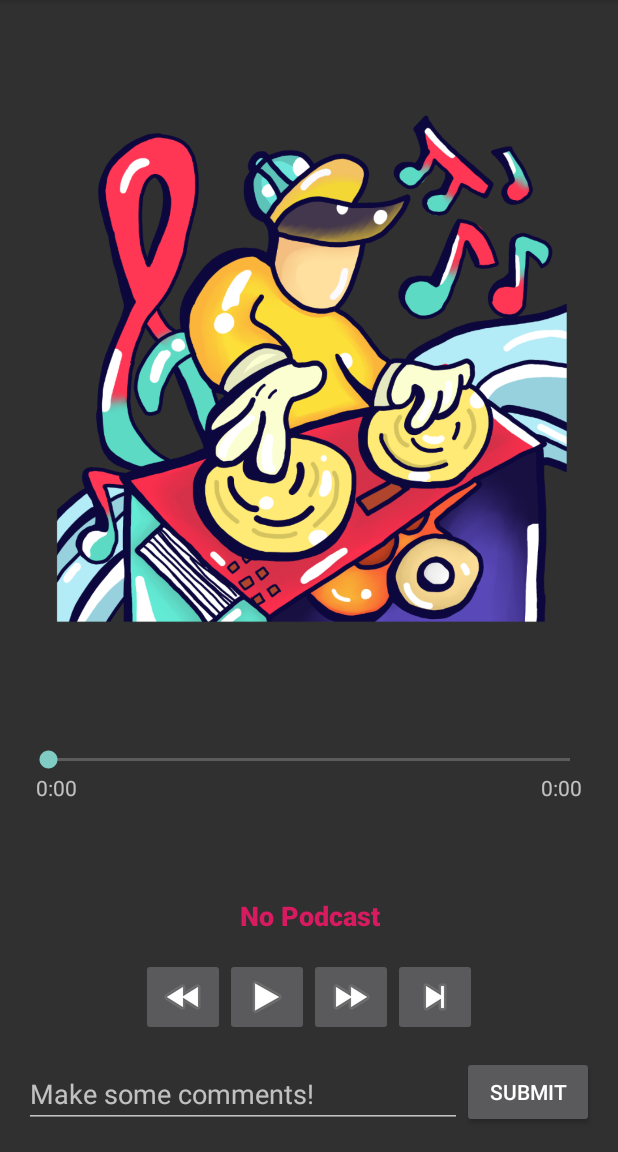
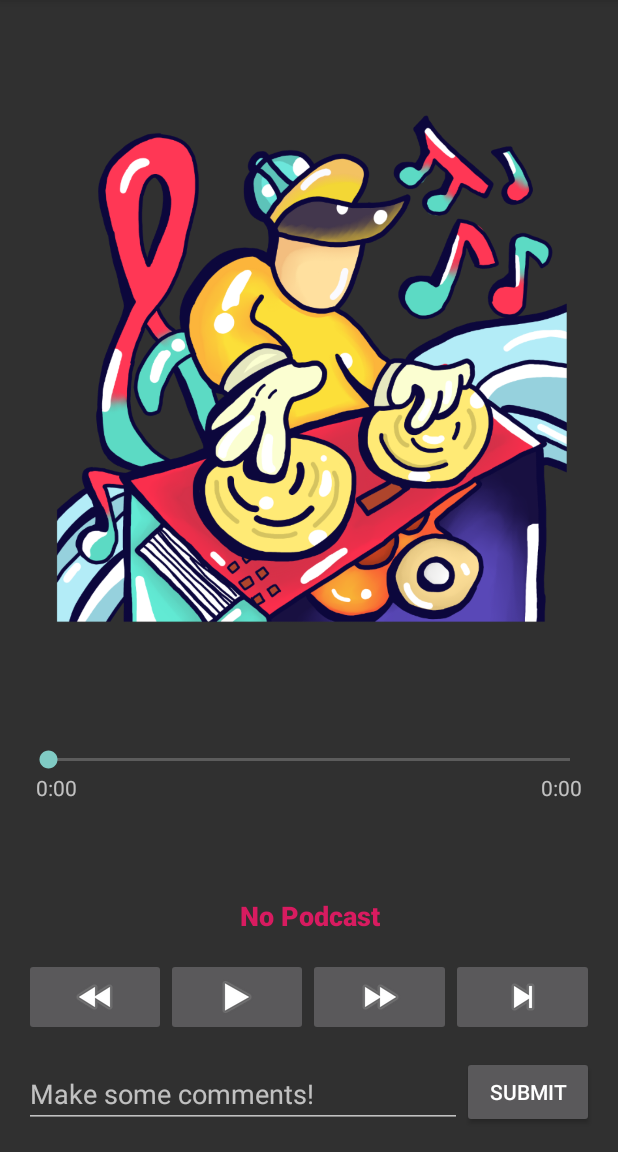
Before and after one commit to 5656hcx/COMP3059-PodcastPlayer, an Android app: the screen it shows after launch (MainActivity), on a phone screen of 412 x 824 dp, the part 84-1236 px from its top. Run offline under Robolectric (Android 15) with nearby library versions, the phone set to English and light mode, and no system bars.

```diff
--- a/app/build.gradle
+++ b/app/build.gradle
@@ -6,8 +6,8 @@ android {
         applicationId "com.zy18703.podcastplayer"
         minSdkVersion 24
         targetSdkVersion 28
-        versionCode 19
-        versionName "1.1.6"
+        versionCode 21
+        versionName "1.1.8"
         testInstrumentationRunner "android.support.test.runner.AndroidJUnitRunner"
     }
     buildTypes {
--- a/app/src/main/AndroidManifest.xml
+++ b/app/src/main/AndroidManifest.xml
@@ -3,6 +3,8 @@
     xmlns:tools="http://schemas.android.com/tools"
     package="com.zy18703.podcastplayer">
 
+
+    <uses-permission android:name="android.permission.FOREGROUND_SERVICE" />
     <uses-permission android:name="android.permission.ACCESS_NETWORK_STATE" />
     <uses-permission android:name="android.permission.INTERNET" />
 
--- a/app/src/main/java/com/zy18703/podcastplayer/MainActivity.java
+++ b/app/src/main/java/com/zy18703/podcastplayer/MainActivity.java
@@ -6,6 +6,7 @@ import android.content.Intent;
 import android.content.ServiceConnection;
 import android.content.res.Configuration;
 import android.database.sqlite.SQLiteDatabase;
+import android.os.Build;
 import android.os.Handler;
 import android.os.IBinder;
 import android.os.Looper;
@@ -25,6 +26,7 @@ import android.widget.Toast;
 import java.util.ArrayList;
 
 public class MainActivity extends AppCompatActivity {
+    // https://github.com/5656hcx/COMP3059-PodcastPlayer
     // MainActivity for user to write comment and control the playback
 
     private static final int MESSAGE_UPDATE = 0;
@@ -56,7 +58,7 @@ public class MainActivity extends AppCompatActivity {
                          sync();
                     }
                     // update UI every 500ms
-                    sendEmptyMessageDelayed(MESSAGE_UPDATE, 500);
+                    sendEmptyMessageDelayed(MESSAGE_UPDATE, 250);
                     break;
                 case MESSAGE_PAUSE:
                     // pause UI updating schedule
@@ -85,20 +87,15 @@ public class MainActivity extends AppCompatActivity {
         button_play = findViewById(R.id.button_play);
 
         if (savedInstanceState == null) {
-            // first run, reduce the times of call to startService()
+            // reduce the times of call to startService()
             ArrayList<String> playList = new ArrayList<>();
             playList.add("https://upload.eeo.com.cn/2013/1022/1382412548839.mp3");
-            playList.add("https://upload.eeo.com.cn/2013/1016/1381893703264.mp3");
+            playList.add("https://upload.eeo.com.cn/2013/0827/1377568435342.mp3");
             Intent intent = new Intent(this, PlaybackService.class);
             intent.putExtra("playlist", playList);
             startService(intent);
         }
-    }
-
-    @Override
-    protected void onStart() {
-        // bind service and setup seekBar
-        bindService(new Intent(this, PlaybackService.class), serviceConnection, BIND_AUTO_CREATE);
+        bindService(new Intent(this, PlaybackService.class), serviceConnection, 0);
         seekBar.setOnSeekBarChangeListener(new SeekBar.OnSeekBarChangeListener() {
             @Override
             public void onProgressChanged(SeekBar seekBar, int progress, boolean fromUser) {}
@@ -114,20 +111,25 @@ public class MainActivity extends AppCompatActivity {
                 handler.sendEmptyMessage(MESSAGE_UPDATE);
             }
         });
+    }
+
+    @Override
+    protected void onStart() {
+        handler.sendEmptyMessage(MESSAGE_UPDATE);
         super.onStart();
     }
 
     @Override
     protected void onStop() {
-        // unbind from playback service
+        // tell the handler to pause UI updating
         handler.sendEmptyMessage(MESSAGE_PAUSE);
-        unbindService(serviceConnection);
         super.onStop();
     }
 
     @Override
     public void onDestroy() {
-        // close the database, keep the playback service running
+        // unbind from service and close the database
+        unbindService(serviceConnection);
         database.close();
         super.onDestroy();
     }
@@ -149,8 +151,6 @@ public class MainActivity extends AppCompatActivity {
                     break;
                 case R.id.button_stop:
                     binder.stop();
-                    stopService(new Intent(this, PlaybackService.class));
-                    finish();
                     break;
             }
         }
@@ -270,6 +270,10 @@ public class MainActivity extends AppCompatActivity {
                 intent.putStringArrayListExtra("playlist", binder.getPlaylist());
                 startActivityForResult(intent, REQUEST_PLAY);
                 break;
+            case R.id.menu_exit:
+                stopService(new Intent(this, PlaybackService.class));
+                finish();
+                break;
         }
         return super.onOptionsItemSelected(item);
     }
--- a/app/src/main/res/layout/activity_main.xml
+++ b/app/src/main/res/layout/activity_main.xml
@@ -62,6 +62,7 @@
             android:id="@+id/button_prev"
             android:layout_width="wrap_content"
             android:layout_height="wrap_content"
+            android:layout_weight="1"
             android:contentDescription="@string/desc_prev"
             android:onClick="operation"
             app:srcCompat="@android:drawable/ic_media_rew" />
@@ -70,6 +71,7 @@
             android:id="@+id/button_play"
             android:layout_width="wrap_content"
             android:layout_height="wrap_content"
+            android:layout_weight="1"
             android:contentDescription="@string/desc_play"
             android:onClick="operation"
             android:src="@android:drawable/ic_media_play"
@@ -79,6 +81,7 @@
             android:id="@+id/button_next"
             android:layout_width="wrap_content"
             android:layout_height="wrap_content"
+            android:layout_weight="1"
             android:contentDescription="@string/desc_next"
             android:onClick="operation"
             app:srcCompat="@android:drawable/ic_media_ff" />
@@ -87,6 +90,7 @@
             android:id="@+id/button_stop"
             android:layout_width="wrap_content"
             android:layout_height="wrap_content"
+            android:layout_weight="1"
             android:contentDescription="@string/desc_stop"
             android:onClick="operation"
             app:srcCompat="@android:drawable/ic_media_next" />
--- a/app/src/main/res/layout/activity_main_land.xml
+++ b/app/src/main/res/layout/activity_main_land.xml
@@ -72,6 +72,7 @@
             android:id="@+id/button_prev"
             android:layout_width="wrap_content"
             android:layout_height="wrap_content"
+            android:layout_weight="1"
             android:contentDescription="@string/desc_prev"
             android:onClick="operation"
             app:srcCompat="@android:drawable/ic_media_rew" />
@@ -80,6 +81,7 @@
             android:id="@+id/button_play"
             android:layout_width="wrap_content"
             android:layout_height="wrap_content"
+            android:layout_weight="1"
             android:contentDescription="@string/desc_play"
             android:onClick="operation"
             app:srcCompat="@android:drawable/ic_media_play" />
@@ -88,6 +90,7 @@
             android:id="@+id/button_next"
             android:layout_width="wrap_content"
             android:layout_height="wrap_content"
+            android:layout_weight="1"
             android:contentDescription="@string/desc_next"
             android:onClick="operation"
             app:srcCompat="@android:drawable/ic_media_ff" />
@@ -96,6 +99,7 @@
             android:id="@+id/button_stop"
             android:layout_width="wrap_content"
             android:layout_height="wrap_content"
+            android:layout_weight="1"
             android:contentDescription="@string/desc_stop"
             android:onClick="operation"
             app:srcCompat="@android:drawable/ic_media_next" />
--- a/app/src/main/res/menu/actionbar_menu.xml
+++ b/app/src/main/res/menu/actionbar_menu.xml
@@ -17,5 +17,10 @@
         app:showAsAction="never" />
     <item
         android:id="@+id/menu_clearAll"
-        android:title="@string/menu_clearAll" />
+        android:title="@string/menu_clearAll"
+        app:showAsAction="never" />
+    <item
+        android:id="@+id/menu_exit"
+        android:title="@string/menu_exit"
+        app:showAsAction="never" />
 </menu>
--- a/app/src/main/res/values/strings.xml
+++ b/app/src/main/res/values/strings.xml
@@ -32,4 +32,5 @@
     <string name="toast_last_play">Last podcast!</string>
     <string name="toast_first_play">First podcast!</string>
     <string name="toast_existence">Already in the playlist.</string>
+    <string name="menu_exit">Exit</string>
 </resources>
```
Also changed, not shown: app/src/main/java/com/zy18703/podcastplayer/PlaybackService.java (+53 -46 lines), 2 other files.
